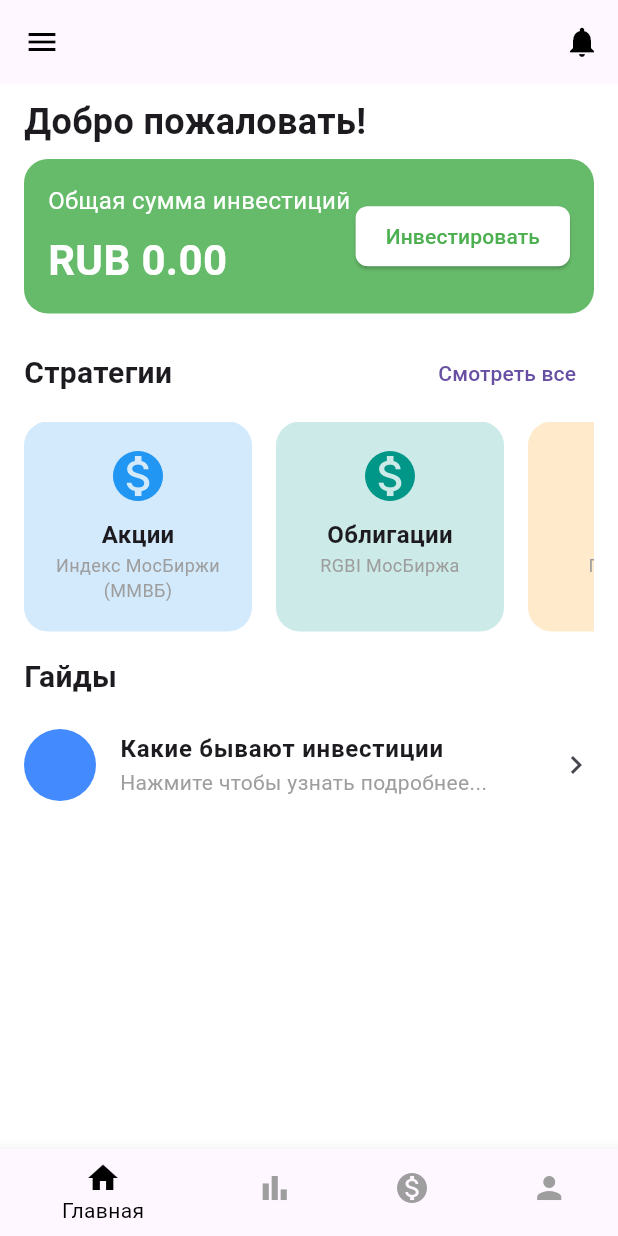
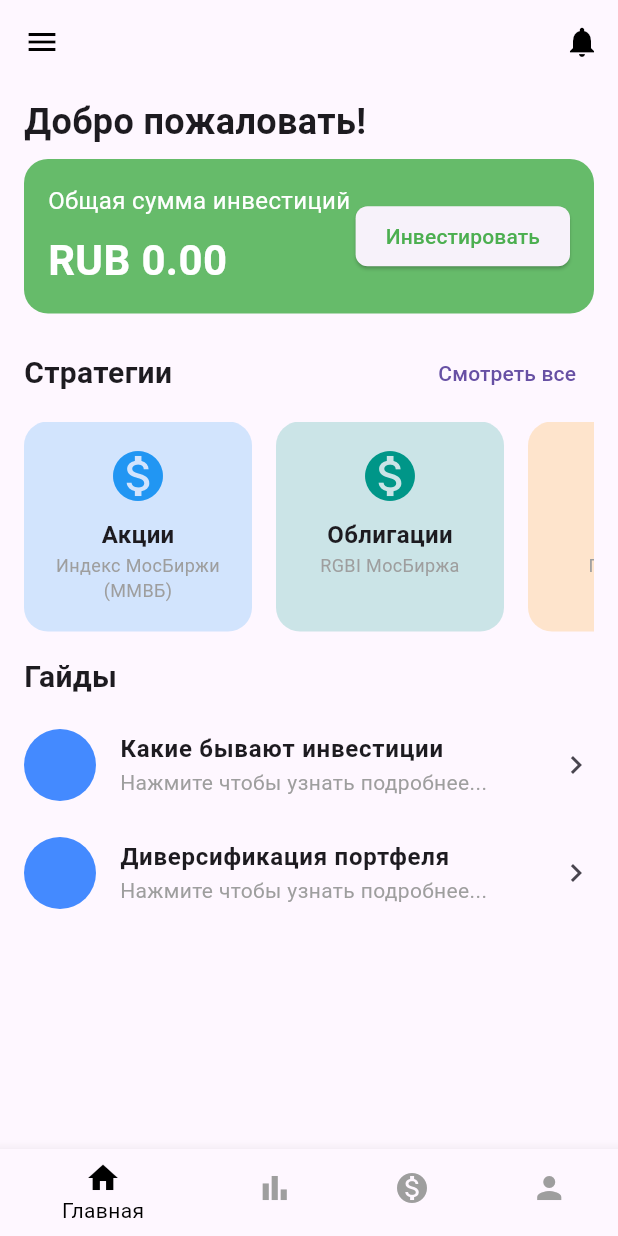
Before and after one commit to usamaroman/stock-application, a Flutter app: the screen it shows after launch, on a phone screen of 412 x 824 dp. Run offline on Flutter 3.47's test engine with Material 3 defaults, Android fonts, the phone set to English and light mode, and no system bars.

Commit message:
debugged news

```diff
--- a/mobile/app/lib/article_screen.dart
+++ b/mobile/app/lib/article_screen.dart
@@ -10,10 +10,8 @@ class ArticleScreen extends StatelessWidget {
   @override
   Widget build(BuildContext context) {
     return Scaffold(
-      backgroundColor: Colors.white,
       appBar: AppBar(
         title: Text(title),
-        backgroundColor: Colors.white,
         foregroundColor: Colors.black,
         elevation: 0,
       ),
--- a/mobile/app/lib/main_screen.dart
+++ b/mobile/app/lib/main_screen.dart
@@ -32,6 +32,11 @@ class _InvestmentHomeScreenState extends State<InvestmentHomeScreen> {
       'content':
           'Если удачно вложить деньги, можно увеличить капитал в несколько раз...'
     },
+    {
+      'title': 'Диверсификация портфеля',
+      'content':
+          'Диверсификация портфеля является базовым принципом основ инвестиций...'
+    },
   ];
 
   void _addInvestment(double amount) {
@@ -45,7 +50,6 @@ class _InvestmentHomeScreenState extends State<InvestmentHomeScreen> {
   @override
   Widget build(BuildContext context) {
     return Scaffold(
-      backgroundColor: Colors.white,
       appBar: AppBar(
         elevation: 0,
         leading: IconButton(
@@ -59,8 +63,7 @@ class _InvestmentHomeScreenState extends State<InvestmentHomeScreen> {
           ),
         ],
       ),
-      body: Container(
-        color: Colors.white, // Задний фон белого цвета
+      body: Container( // Задний фон белого цвета
         child: SingleChildScrollView(
           padding: const EdgeInsets.symmetric(horizontal: 16, vertical: 8),
           child: Column(
@@ -103,7 +106,6 @@ class _InvestmentHomeScreenState extends State<InvestmentHomeScreen> {
                         _showInvestmentBottomSheet(context);
                       },
                       style: ElevatedButton.styleFrom(
-                        backgroundColor: Colors.white,
                         foregroundColor: Colors.green,
                         shape: RoundedRectangleBorder(
                           borderRadius: BorderRadius.circular(8),
@@ -180,7 +182,6 @@ class _InvestmentHomeScreenState extends State<InvestmentHomeScreen> {
         ),
       ),
       bottomNavigationBar: BottomNavigationBar(
-        backgroundColor: Colors.white,
         currentIndex: 0,
         onTap: (index) {},
         selectedItemColor: Colors.black,
```
